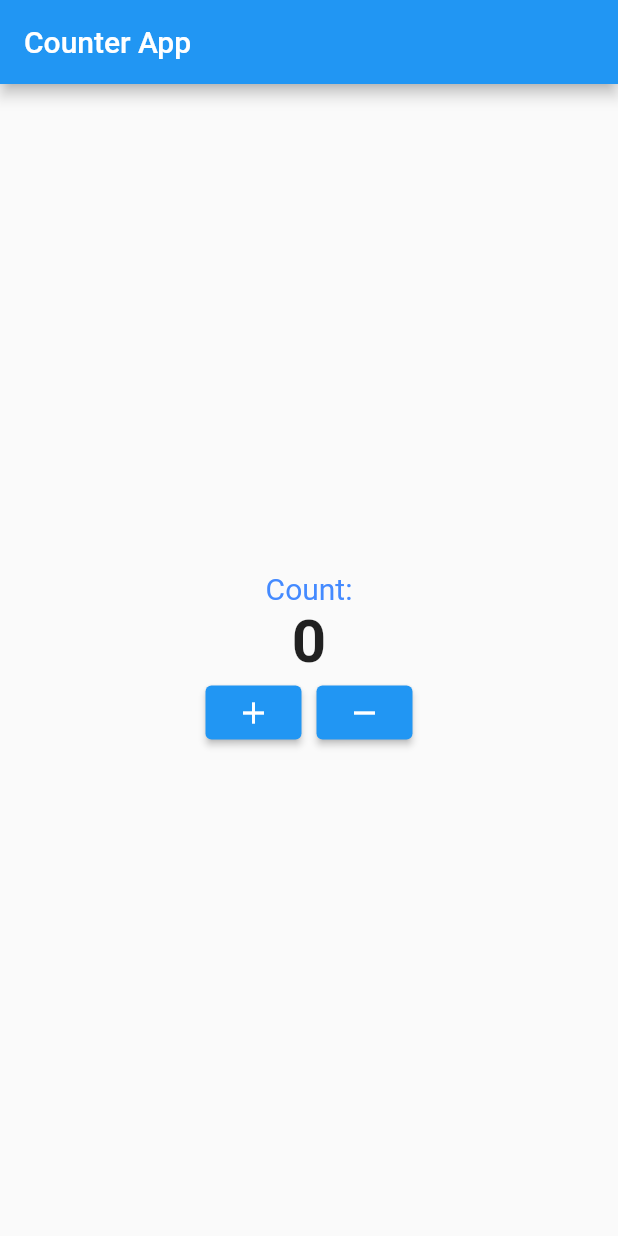
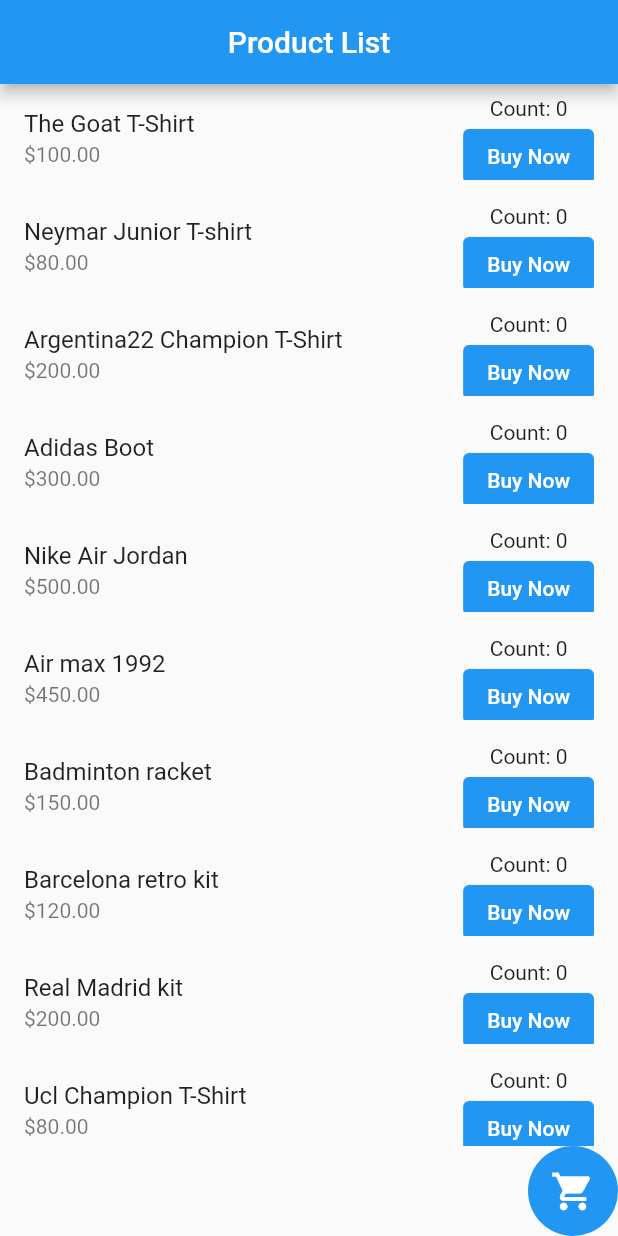
Before and after one commit to Skaditya007/Flutter_RESTAPI_Firebase, a Flutter app: the screen it shows after launch, on a phone screen of 412 x 824 dp. Run offline on Flutter 3.47's test engine with Material 2 defaults, Android fonts, the light colour scheme and no system bars.

Commit message:
initial commit

```diff
--- a/lib/main.dart
+++ b/lib/main.dart
@@ -1,104 +1,156 @@
 import 'package:flutter/material.dart';
 
-main() {
-  runApp(
-    const MyApp(),
-  );
+void main() {
+  runApp(MyApp());
 }
 
 class MyApp extends StatelessWidget {
-  const MyApp({Key? key}) : super(key: key);
-
   @override
   Widget build(BuildContext context) {
-    return const MaterialApp(
-      home: CounterScreen(),
+    return MaterialApp(
+      debugShowCheckedModeBanner: false ,
+      home: Scaffold(
+        appBar: AppBar(
+          title: Text('Product List'),
+          centerTitle: true,
+        ),
+        body: ProductList(),
+      ),
     );
   }
 }
 
-class CounterScreen extends StatefulWidget {
-  const CounterScreen({Key? key}) : super(key: key);
+class Product {
+  final String product_name;
+  final double price;
+  int count;
+
+  Product({required this.product_name,required this.price, this.count =0 });
+}
+
+class ProductList extends StatefulWidget {
+  @override
+  _ProductListState createState() => _ProductListState();
+}
+
+class _ProductListState extends State<ProductList> {
+  List<Product> products = [
+    Product(product_name: 'The Goat T-Shirt', price: 100),
+    Product(product_name: 'Neymar Junior T-shirt', price: 80),
+    Product(product_name: 'Argentina22 Champion T-Shirt', price: 200),
+    Product(product_name: 'Adidas Boot', price: 300),
+    Product(product_name: 'Nike Air Jordan', price: 500),
+    Product(product_name: 'Air max 1992', price: 450),
+    Product(product_name: 'Badminton racket', price: 150),
+    Product(product_name: 'Barcelona retro kit', price: 120),
+    Product(product_name: 'Real Madrid kit', price: 200),
+    Product(product_name: 'Ucl Champion T-Shirt', price: 80),
+    Product(product_name: 'Replica WC trophy', price: 500),
+
+  ];
+
+  void _incrementCount(int index) {
+    setState(() {
+      products[index].count++;
+      if (products[index].count == 5) {
+        showDialog(
+          context: context,
+          builder: (BuildContext context) {
+            return AlertDialog(
+              title: Text('Congratulations!'),
+              content: Text('You have bought 5 ${products[index].product_name}'),
+              actions: [
+                ElevatedButton(
+                  onPressed: () {
+                    Navigator.of(context).pop();
+                  },
+                  child: Text('OK'),
+                ),
+              ],
+            );
+          },
+        );
+      }
+    });
+  }
 
   @override
-  State<CounterScreen> createState() => _CounterScreenState();
+  Widget build(BuildContext context) {
+    return Column(
+      children: [
+        Expanded(
+          child: ListView.builder(
+            itemCount: products.length,
+            itemBuilder: (context, index) {
+              return ListTile(
+                title: Text(products[index].product_name),
+                subtitle: Text('\$${products[index].price.toStringAsFixed(2)}'),
+                trailing: SingleChildScrollView(
+                  child: Column(
+                    mainAxisSize: MainAxisSize.min,
+                    children: [
+                      Text('Count: ${products[index].count}'),
+                      ElevatedButton(onPressed:(){
+                        _incrementCount(index);
+                      }, child: Text('Buy Now'))
+                    ],
+                  ),
+                ),
+              );
+            },
+          ),
+        ),
+        Row(
+          mainAxisAlignment: MainAxisAlignment.end,
+          children: [
+            CircleAvatar(
+              backgroundColor: Colors.blue,
+              radius: 30,
+              child: Row(
+                mainAxisAlignment: MainAxisAlignment.center,
+                crossAxisAlignment: CrossAxisAlignment.center,
+                children: [
+                  IconButton(onPressed: (){
+                    Navigator.push(context,
+                      MaterialPageRoute(builder: (context) => CartPage(products)),
+                    );
+                  }, icon: Icon(Icons.shopping_cart),iconSize: 30,color: Colors.white,),
+                ],
+              ),
+            )
+          ],
+        )
+
+      ],
+    );
+  }
 }
 
-class _CounterScreenState extends State<CounterScreen> {
-  int counter = 0;
-  void incrementCounter() {}
+class CartPage extends StatelessWidget {
+  final List<Product> cartProducts;
+
+  CartPage(this.cartProducts);
+
+  int _totalItemCount() {
+    int total = 0;
+    for (var product in cartProducts) {
+      total += product.count;
+    }
+    return total;
+  }
 
   @override
   Widget build(BuildContext context) {
     return Scaffold(
       appBar: AppBar(
-        title: const Text('Counter App'),
+        title: Text('Cart'),
+        centerTitle: true,
       ),
       body: Center(
         child: Column(
           mainAxisAlignment: MainAxisAlignment.center,
           children: [
-            Column(
-              children: [
-                const Text(
-                  'Count:',
-                  style: TextStyle(fontSize: 20, color: Colors.blueAccent),
-                ),
-                Text(
-                  counter.toString(),
-                  style: const TextStyle(
-                    fontSize: 40,
-                    fontWeight: FontWeight.bold,
-                  ),
-                ),
-              ],
-            ),
-            Row(
-              mainAxisAlignment: MainAxisAlignment.center,
-              children: [
-                ElevatedButton(
-                  onPressed: () {
-                    counter++;
-                    if (counter >= 5) {
-                      showDialog(
-                        context: context,
-                        builder: (context) {
-                          return AlertDialog(
-                            //title: const Text('Counter Alert'),
-                            content: Text('Button pressed $counter times'),
-                            actions: [
-                              TextButton(
-                                onPressed: () {
-                                  Navigator.pop(context);
-                                },
-                                child: const Text('Close'),
-                              ),
-                            ],
-                          );
-                        },
-                      );
-                    }
-                    setState(() {});
-                  },
-                  child: const Icon(Icons.add),
-                ),
-                const SizedBox(
-                  width: 10,
-                ),
-                ElevatedButton(
-                  onPressed: () {
-                    if (counter == 0) {
-                      return;
-                    } else {
-                      counter--;
-                    }
-
-                    setState(() {});
-                  },
-                  child: const Icon(Icons.remove),
-                ),
-              ],
-            ),
+            Text('Total Items in Cart: ${_totalItemCount()}'),
           ],
         ),
       ),
```
